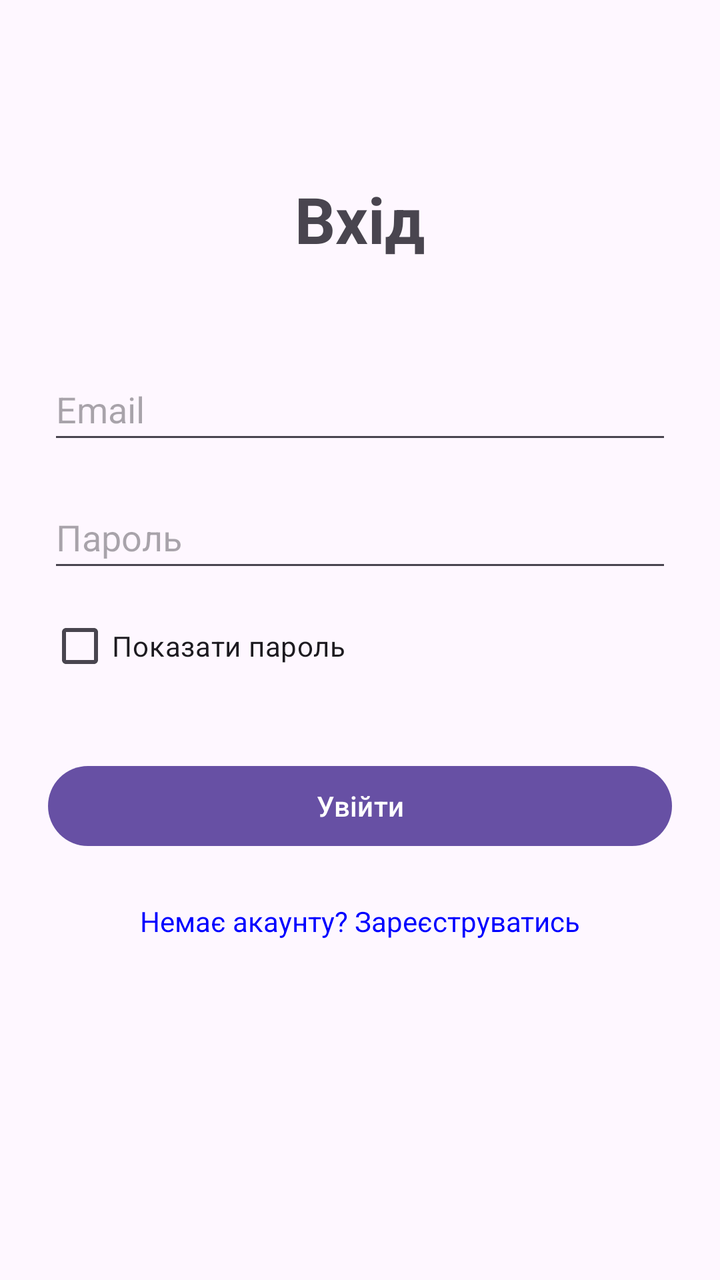
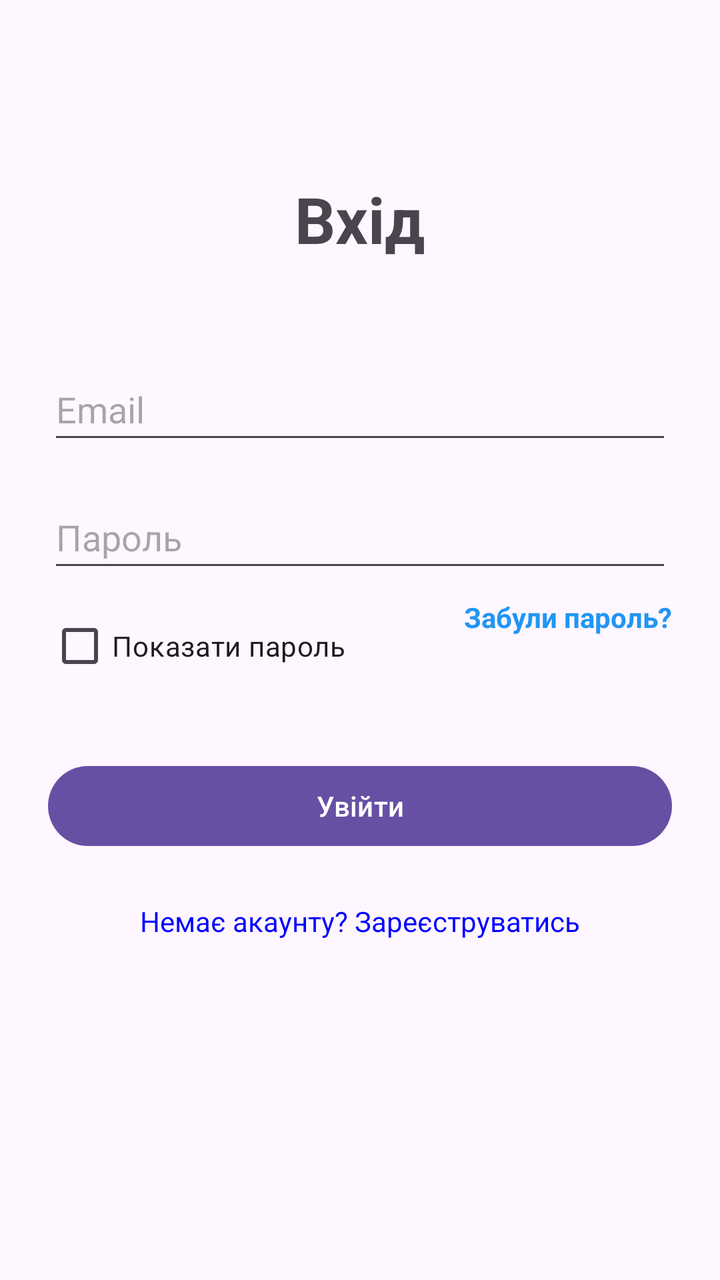

Screens rendered from an Android XML layout before and after an edit, with the pre-edit source and the edit as a unified diff.
<!-- AndroidManifest.xml: application theme Theme.MyFinance -->
<!-- res/layout/activity_login.xml -->
<?xml version="1.0" encoding="utf-8"?>
<androidx.constraintlayout.widget.ConstraintLayout xmlns:android="http://schemas.android.com/apk/res/android"
    xmlns:app="http://schemas.android.com/apk/res-auto"
    xmlns:tools="http://schemas.android.com/tools"
    android:padding="24dp"
    android:layout_width="match_parent"
    android:layout_height="match_parent"
    tools:context=".LoginActivity">

    <TextView
        android:id="@+id/tvTitle"
        android:layout_width="wrap_content"
        android:layout_height="wrap_content"
        android:text="Вхід"
        android:textSize="32sp"
        android:textStyle="bold"
        android:layout_marginTop="64dp"
        app:layout_constraintEnd_toEndOf="parent"
        app:layout_constraintStart_toStartOf="parent"
        app:layout_constraintTop_toTopOf="parent" />

    <EditText
        android:id="@+id/etEmail"
        android:layout_width="0dp"
        android:layout_height="wrap_content"
        android:layout_marginTop="48dp"
        android:hint="Email"
        android:inputType="textEmailAddress"
        android:minHeight="48dp"
        app:layout_constraintEnd_toEndOf="parent"
        app:layout_constraintStart_toStartOf="parent"
        app:layout_constraintTop_toBottomOf="@+id/tvTitle" />

    <EditText
        android:id="@+id/etPassword"
        android:layout_width="0dp"
        android:layout_height="wrap_content"
        android:layout_marginTop="16dp"
        android:hint="Пароль"
        android:inputType="textPassword"
        android:minHeight="48dp"
        app:layout_constraintEnd_toEndOf="parent"
        app:layout_constraintStart_toStartOf="parent"
        app:layout_constraintTop_toBottomOf="@+id/etEmail" /> 

    <CheckBox
        android:id="@+id/cbShowPassword"
        android:layout_width="wrap_content"
        android:layout_height="wrap_content"
        android:layout_marginTop="8dp"
        android:text="Показати пароль"
        app:layout_constraintStart_toStartOf="parent"
        app:layout_constraintTop_toBottomOf="@+id/etPassword" />

    <Button
        android:id="@+id/btnLogin"
        android:layout_width="0dp"
        android:layout_height="wrap_content"
        android:layout_marginTop="32dp"
        android:text="Увійти"
        app:layout_constraintEnd_toEndOf="parent"
        app:layout_constraintStart_toStartOf="parent"
        app:layout_constraintTop_toBottomOf="@+id/cbShowPassword" />

    <TextView
        android:id="@+id/tvGoToRegister"
        android:layout_width="wrap_content"
        android:layout_height="wrap_content"
        android:layout_marginTop="16dp"
        android:text="Немає акаунту? Зареєструватись"
        android:textColor="#0000FF"
        android:padding="8dp"
        app:layout_constraintEnd_toEndOf="parent"
        app:layout_constraintStart_toStartOf="parent"
        app:layout_constraintTop_toBottomOf="@+id/btnLogin" />

    <ProgressBar
        android:id="@+id/progressBar"
        android:layout_width="wrap_content"
        android:layout_height="wrap_content"
        android:visibility="gone"
        app:layout_constraintBottom_toBottomOf="parent"
        app:layout_constraintEnd_toEndOf="parent"
        app:layout_constraintStart_toStartOf="parent"
        app:layout_constraintTop_toTopOf="parent" />

</androidx.constraintlayout.widget.ConstraintLayout>
<!-- resources referenced by this layout -->
<resources>
  <style name="Theme.MyFinance" parent="Base.Theme.MyFinance" />
  <style name="Base.Theme.MyFinance" parent="Theme.Material3.DayNight.NoActionBar">
          
          
      </style>
</resources>

<!-- the commit's change to res/layout/activity_login.xml (unified diff, before → after) -->
@@ -41,7 +41,7 @@
         android:minHeight="48dp"
         app:layout_constraintEnd_toEndOf="parent"
         app:layout_constraintStart_toStartOf="parent"
-        app:layout_constraintTop_toBottomOf="@+id/etEmail" /> 
+        app:layout_constraintTop_toBottomOf="@+id/etEmail" />
 
     <CheckBox
         android:id="@+id/cbShowPassword"
@@ -50,6 +50,18 @@
         android:layout_marginTop="8dp"
         android:text="Показати пароль"
         app:layout_constraintStart_toStartOf="parent"
+        app:layout_constraintTop_toBottomOf="@+id/etPassword" />
+
+    
+    <TextView
+        android:id="@+id/tvForgotPassword"
+        android:layout_width="wrap_content"
+        android:layout_height="wrap_content"
+        android:layout_marginTop="8dp"
+        android:text="Забули пароль?"
+        android:textColor="#2196F3"
+        android:textStyle="bold"
+        app:layout_constraintEnd_toEndOf="parent"
         app:layout_constraintTop_toBottomOf="@+id/etPassword" />
 
     <Button
